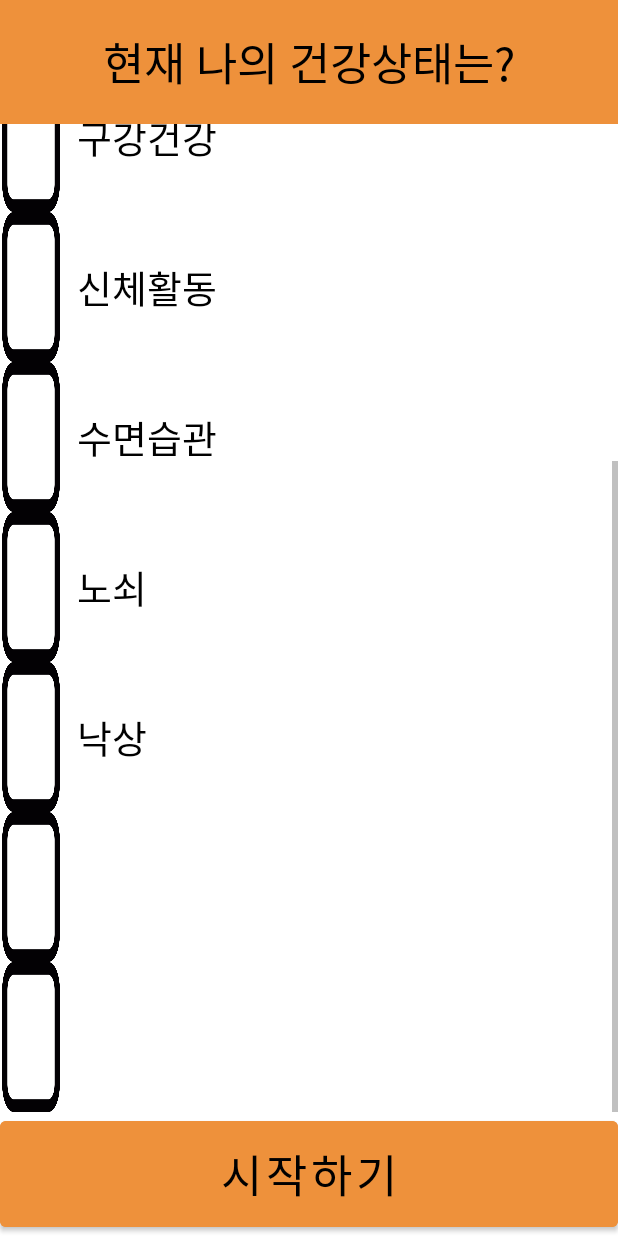
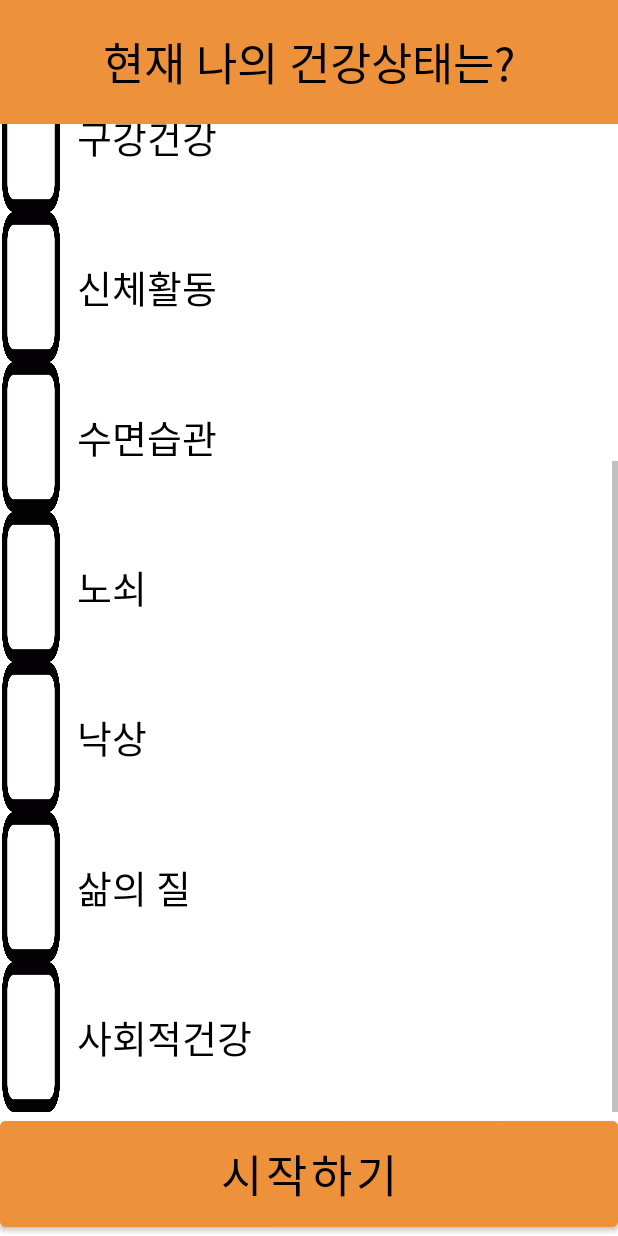
Before and after one commit to jaehan4707/LIFE_QUALITY, an Android app built with Jetpack Compose: the QuestionSelect screen opened directly, with no data from a screen before it, scrolled down 341 dp, on a phone screen of 412 x 824 dp. Run offline under Robolectric (Android 15) with nearby library versions, the phone set to English and light mode, and no system bars; our stand-ins replace Firebase (no records; nobody signed in at launch, a user with empty details on screens opened directly).

```diff
--- a/life_quality/app/src/main/res/layout/activity_question_select.xml
+++ b/life_quality/app/src/main/res/layout/activity_question_select.xml
@@ -1,6 +1,7 @@
 <?xml version="1.0" encoding="utf-8"?>
 <androidx.constraintlayout.widget.ConstraintLayout
     xmlns:android="http://schemas.android.com/apk/res/android"
+    xmlns:tools="http://schemas.android.com/tools"
     android:layout_width="match_parent"
     android:layout_height="match_parent"
     xmlns:app="http://schemas.android.com/apk/res-auto">
@@ -110,7 +111,7 @@
             <LinearLayout
                 android:id="@+id/text_layout"
                 android:layout_width="0dp"
-                android:layout_height="0dp"
+                android:layout_height="match_parent"
                 app:layout_constraintHeight_percent="0.8"
                 android:orientation="vertical"
                 app:layout_constraintStart_toEndOf="@id/group"
@@ -176,12 +177,13 @@
                     style="@style/RadioTextStyle"
                     />
                 <TextView
+                    style="@style/RadioTextStyle"
                     android:layout_width="match_parent"
                     android:layout_height="100dp"
+                    android:text="삶의 질"
                     android:textSize="25sp"
-                    android:text="삶의 질"
-                    style="@style/RadioTextStyle"
-                    />
+                    tools:layout_editor_absoluteX="49dp"
+                    tools:layout_editor_absoluteY="802dp" />
                 <TextView
                     android:layout_width="match_parent"
                     android:layout_height="100dp"
@@ -189,9 +191,9 @@
                     android:text="사회적건강"
                     style="@style/RadioTextStyle"
                     />
+            </LinearLayout>
 
 
-            </LinearLayout>
         </androidx.constraintlayout.widget.ConstraintLayout>
     </ScrollView>
 
--- a/life_quality/app/src/main/res/layout/dialog_start.xml
+++ b/life_quality/app/src/main/res/layout/dialog_start.xml
@@ -48,7 +48,8 @@
 
         <android.widget.Button
             android:id="@+id/dialog_start"
-            android:layout_width="100dp"
+            android:layout_width="0dp"
+            android:layout_weight="1"
             android:layout_height="wrap_content"
             android:text="시작하기"
             android:textSize="15dp"
@@ -58,7 +59,8 @@
             android:layout_marginRight="40dp"/>
         <android.widget.Button
             android:id="@+id/dialog_back"
-            android:layout_width="100dp"
+            android:layout_width="0dp"
+            android:layout_weight="1"
             android:layout_height="wrap_content"
             android:text="돌아가기"
             android:textSize="15dp"
```
Also changed, not shown: life_quality/app/src/main/res/layout/activity_edu.xml (+2 -7 lines).
